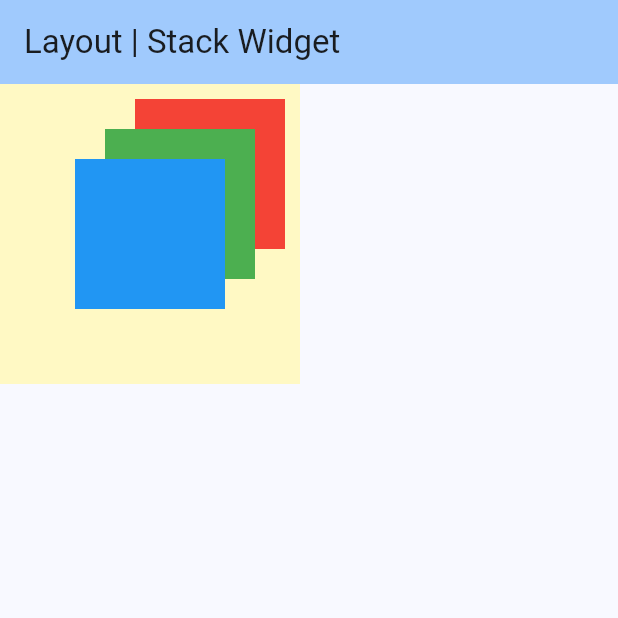
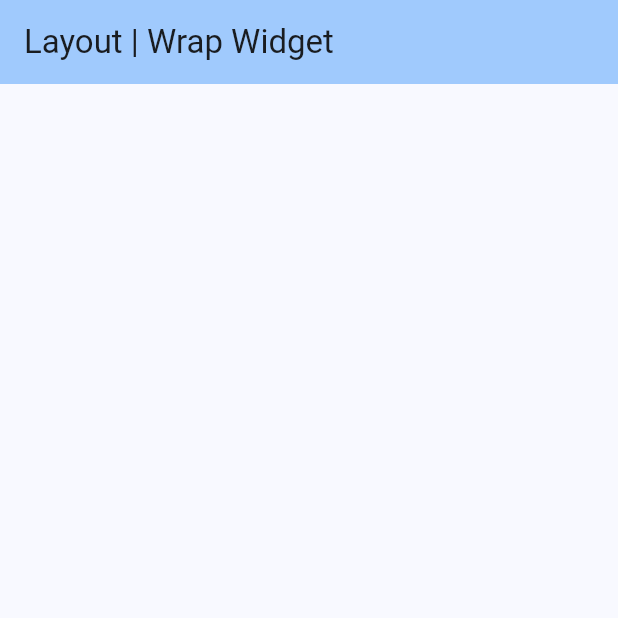
Before and after one commit to aulafirdaus/learn_flutter, a Flutter app: the screen it shows after launch, on a phone screen of 412 x 824 dp, the top half of it. Run offline on Flutter 3.47's test engine with Material 3 defaults, Android fonts, the phone set to English and light mode, and no system bars.

Commit message:
start learning wrap widget

```diff
--- a/lib/home_view.dart
+++ b/lib/home_view.dart
@@ -7,35 +7,10 @@ class HomePage extends StatelessWidget {
   Widget build(BuildContext context) {
     return Scaffold(
       appBar: AppBar(
-        title: const Text('Layout | Stack Widget'),
+        title: const Text('Layout | Wrap Widget'),
         backgroundColor: Theme.of(context).colorScheme.inversePrimary,
       ),
-      body: Container(
-        // Stack adalah widget yang digunakan untuk menempatkan widget di dalam widget lainnya dan mengatur posisi widgetnya
-        color: Colors.yellow.shade100,
-        child: Stack(
-          alignment: Alignment.topRight, // mengubar posisi widget yang didalam stack
-          children: [
-            Container(
-              margin: const EdgeInsets.all(10),
-              width: 100,
-              height: 100,
-              color: Colors.red,
-            ),
-            Container(
-              margin: const EdgeInsets.all(30),
-              width: 100,
-              height: 100,
-              color: Colors.green,
-            ),
-            Container(
-              margin: const EdgeInsets.all(50),
-              width: 100,
-              height: 100,
-              color: Colors.blue,
-            ),
-          ],
-        ),
+      body: const SizedBox(
       ),
     );
   }
```
